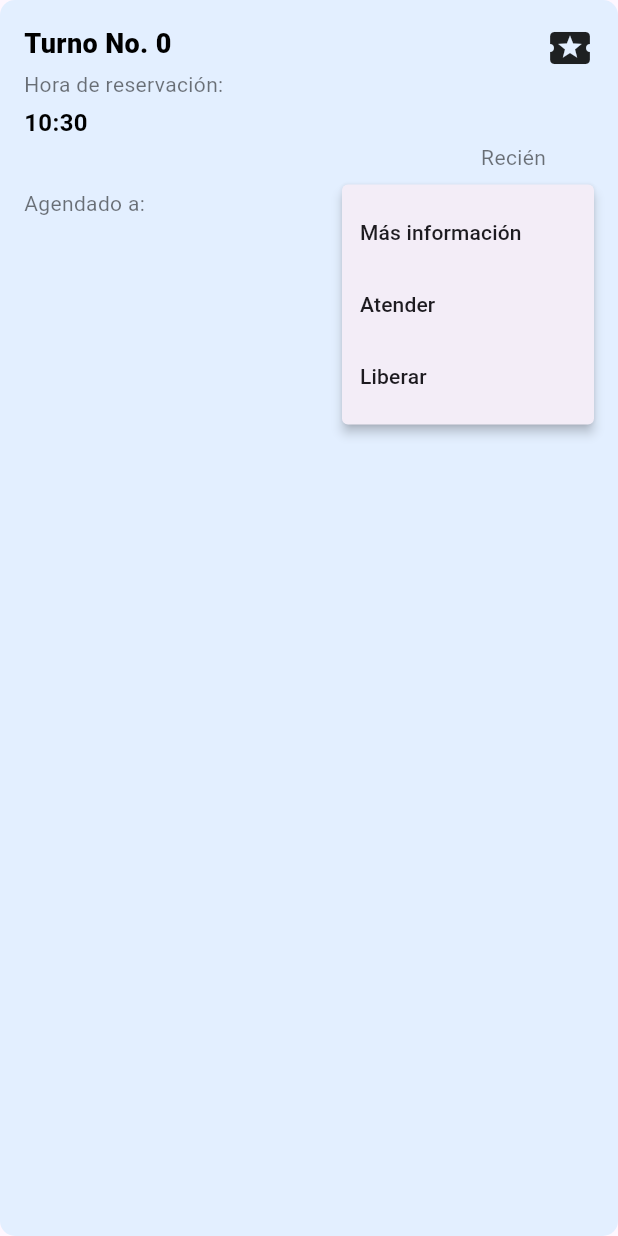
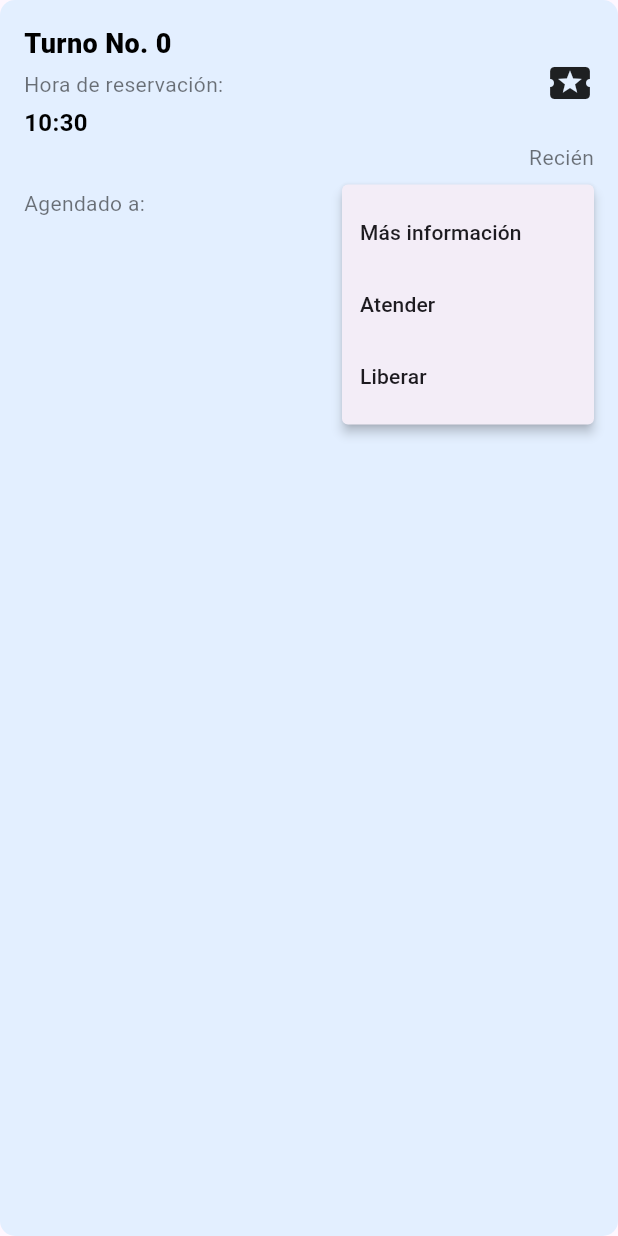
Before and after one commit to ISCOUTB/DG-Fasturno, a Flutter app: the TurnoCard widget shown alone on an empty page, opened directly with empty values, after a tap on the "more vert" icon, on a phone screen of 412 x 824 dp. Run offline on Flutter 3.47's test engine with Material 3 defaults, Android fonts, the phone set to English and light mode, and no system bars; our stand-ins replace sqflite, sqflite_common_ffi; accounts and stored records are empty.

Commit message:
Se identifica el dispositivo que ejecuta la app, para utilizar la fabrica de sqlite más compatible.

```diff
--- a/lib/main.dart
+++ b/lib/main.dart
@@ -1,3 +1,4 @@
+import 'dart:io';
 import 'package:flutter/material.dart';
 import 'package:sqflite_common_ffi/sqflite_ffi.dart';
 import 'package:fasturno/database/create_db.dart';
@@ -12,16 +13,25 @@ String obtenerHora(String dateTimeString) {
     return "Formato de fecha no válido";
   }
 }
+
 void main() {
   // Inicializa la base de datos aquí
   initializeDatabase();
-
   runApp(const MyApp());
 }
 
 void initializeDatabase() {
   // Establece la fábrica de base de datos para usar con ffi
+  //databaseFactory = databaseFactoryFfi;
+  if (Platform.isWindows || Platform.isLinux || Platform.isMacOS) {
+    // Usa sqflite_common_ffi para entornos de escritorio
+    sqfliteFfiInit();
     databaseFactory = databaseFactoryFfi;
+  } else {
+    // Usa la implementación estándar para Android/iOS
+    databaseFactory =
+        databaseFactory; // Esto usa la implementación nativa de sqflite
+  }
 }
 
 class MyApp extends StatelessWidget {
@@ -50,8 +60,8 @@ class _HomeScreenState extends State<HomeScreen> {
   List<Turno> turnos = [];
   bool isMenuOpen = false;
   bool _switchValue = false;
-  late Future<void> _dbFuture; // Futuro para la inicialización de la base de datos
-
+  late Future<void>
+      _dbFuture; // Futuro para la inicialización de la base de datos
 
   @override
   void initState() {
@@ -67,7 +77,6 @@ class _HomeScreenState extends State<HomeScreen> {
     setState(() {}); // Actualiza la interfaz
   }
 
-
   Future<void> _initializeDatabase() async {
     final dbHelper = DatabaseHelper.instance;
     await dbHelper.database;
@@ -82,7 +91,9 @@ class _HomeScreenState extends State<HomeScreen> {
           return const Center(child: CircularProgressIndicator());
         }
         if (snapshot.hasError) {
-          return Center(child: Text('Error al cargar la base de datos: ${snapshot.error}'));
+          return Center(
+              child: Text('Error al cargar la base de datos: ${snapshot.error}',
+                  style: TextStyle(fontSize: 14)));
         }
         return _buildMainScreen();
       },
@@ -118,14 +129,21 @@ class _HomeScreenState extends State<HomeScreen> {
                 child: LayoutBuilder(
                   builder: (context, constraints) {
                     return GridView.builder(
-                      padding: const EdgeInsets.symmetric(horizontal: 16, vertical: 8),
-                      gridDelegate: const SliverGridDelegateWithMaxCrossAxisExtent(
+                      padding: const EdgeInsets.only(
+                        top: 16, // Mantén el padding superior
+                        left: 16, // Mantén el padding izquierdo
+                        right: 16, // Mantén el padding derecho
+                        bottom: 100, // Aumenta el padding inferior
+                      ),
+                      gridDelegate:
+                          const SliverGridDelegateWithMaxCrossAxisExtent(
                         maxCrossAxisExtent: 400.0,
                         mainAxisSpacing: 10.0,
                         crossAxisSpacing: 10.0,
-                        childAspectRatio: 1.7,
+                        childAspectRatio: 1.6,
                       ),
-                      itemCount: turnos.length, // Número de elementos en el grid
+                      itemCount:
+                          turnos.length, // Número de elementos en el grid
                       itemBuilder: (context, index) {
                         return TurnoCard(turno: turnos[index]);
                       },
@@ -145,7 +163,9 @@ class _HomeScreenState extends State<HomeScreen> {
   }
 
   Widget _buildHeader() {
-    return Container(
+    return SafeArea(
+      // Esto asegura que el encabezado no se superponga a la barra de estado
+      child: Container(
         padding: const EdgeInsets.symmetric(horizontal: 16.0, vertical: 20.0),
         color: Colors.white,
         child: Row(
@@ -167,6 +187,7 @@ class _HomeScreenState extends State<HomeScreen> {
             ),
           ],
         ),
+      ),
     );
   }
 
@@ -182,7 +203,7 @@ class _HomeScreenState extends State<HomeScreen> {
               return TurnoFormDialog(
                 onTurnoGuardado: () {
                   setState(() {
-                  _loadTurnos();  // Recargar la lista de turnos
+                    _loadTurnos(); // Recargar la lista de turnos
                   });
                 },
               );
@@ -194,8 +215,6 @@ class _HomeScreenState extends State<HomeScreen> {
       ),
     );
   }
-
-
 
   Widget _buildSideMenu() {
     return Stack(
@@ -213,7 +232,7 @@ class _HomeScreenState extends State<HomeScreen> {
             ),
           ),
         ),
-        // Contenido del menú
+        // Contenido del menú envuelto en un SafeArea
         Positioned(
           right: 0,
           top: 0,
@@ -224,12 +243,15 @@ class _HomeScreenState extends State<HomeScreen> {
             width: 330,
             color: Colors.white,
             padding: const EdgeInsets.all(12.0),
+            child: SafeArea(
+              // Esto asegura que el contenido del menú no se sobreponga a las áreas no seguras
               child: Column(
                 crossAxisAlignment: CrossAxisAlignment.start,
                 children: [
                   _buildMenuHeader(),
                   _buildMenuOptions(),
                 ],
+              ),
             ),
           ),
         ),
@@ -261,8 +283,10 @@ class _HomeScreenState extends State<HomeScreen> {
     return Column(
       children: [
         ListTile(
-          title: const Text('Pausar recordatorios', style: TextStyle(fontWeight: FontWeight.bold)),
-          subtitle: const Text("Activa o desactiva temporalmente los correos automáticos."),
+          title: const Text('Pausar recordatorios',
+              style: TextStyle(fontWeight: FontWeight.bold)),
+          subtitle: const Text(
+              "Activa o desactiva temporalmente los correos automáticos."),
           trailing: Switch(
             value: _switchValue,
             onChanged: (bool value) {
@@ -274,7 +298,8 @@ class _HomeScreenState extends State<HomeScreen> {
           contentPadding: const EdgeInsets.all(0),
         ),
         ListTile(
-          title: const Text('Ver resumen de turnos', style: TextStyle(fontWeight: FontWeight.bold)),
+          title: const Text('Ver resumen de turnos',
+              style: TextStyle(fontWeight: FontWeight.bold)),
           subtitle: const Text("Visualiza cuántos clientes has atendido hoy."),
           contentPadding: const EdgeInsets.all(0),
           onTap: () {
@@ -311,12 +336,14 @@ class TurnoCard extends StatelessWidget {
   }
 
 Widget _buildTurnoHeader() {
-  return Row(
-    mainAxisAlignment: MainAxisAlignment.spaceBetween,
-    crossAxisAlignment: CrossAxisAlignment.start,
+  return Column(
+    crossAxisAlignment: CrossAxisAlignment.start, // Alinea todos los elementos a la izquierda
     children: [
-      Expanded(
-        child: Column(
+      Row(
+        mainAxisAlignment: MainAxisAlignment.spaceBetween, // Separa el texto y el icono
+        children: [
+          // Coloca el título y la hora en la parte izquierda
+          Column(
             crossAxisAlignment: CrossAxisAlignment.start,
             children: [
               Text(
@@ -328,7 +355,6 @@ class TurnoCard extends StatelessWidget {
                 ),
               ),
               const SizedBox(height: 4.0),
-            // Coloca la hora debajo del título
               const Text(
                 'Hora de reservación:',
                 style: TextStyle(color: Colors.black54, fontSize: 14.0),
@@ -343,23 +369,24 @@ class TurnoCard extends StatelessWidget {
                 ),
               ),
               const SizedBox(height: 2.0),
-            // Texto "Recién" alineado a la derecha
+            ],
+          ),
+          const Icon(Icons.local_activity, size: 32),
+        ],
+      ),
+      // Alinea el texto "Recién" a la derecha de la pantalla
       Align(
         alignment: Alignment.topRight,
-              child: Expanded(
-                child: const Text(
+        child: Text(
             'Recién', // Texto descriptivo de tiempo
             style: TextStyle(color: Colors.black54, fontSize: 14.0),
-                )
         ),
       ),
     ],
-        ),
-      ),
-      const Icon(Icons.local_activity, size: 32), // Tamaño del ícono ajustado
-    ],
   );
 }
+
+
   Widget _buildClientInfo() {
     return Row(
       mainAxisAlignment: MainAxisAlignment.spaceBetween,
@@ -389,9 +416,12 @@ class TurnoCard extends StatelessWidget {
             // Lógica para manejar acciones del menú
           },
           itemBuilder: (BuildContext context) => [
-          const PopupMenuItem<String>(value: 'info', child: Text('Más información')),
-          const PopupMenuItem<String>(value: 'attend', child: Text('Atender')),
-          const PopupMenuItem<String>(value: 'release', child: Text('Liberar')),
+            const PopupMenuItem<String>(
+                value: 'info', child: Text('Más información')),
+            const PopupMenuItem<String>(
+                value: 'attend', child: Text('Atender')),
+            const PopupMenuItem<String>(
+                value: 'release', child: Text('Liberar')),
           ],
         ),
       ],
```
Lines whose indentation alone changed are shown as unchanged.
